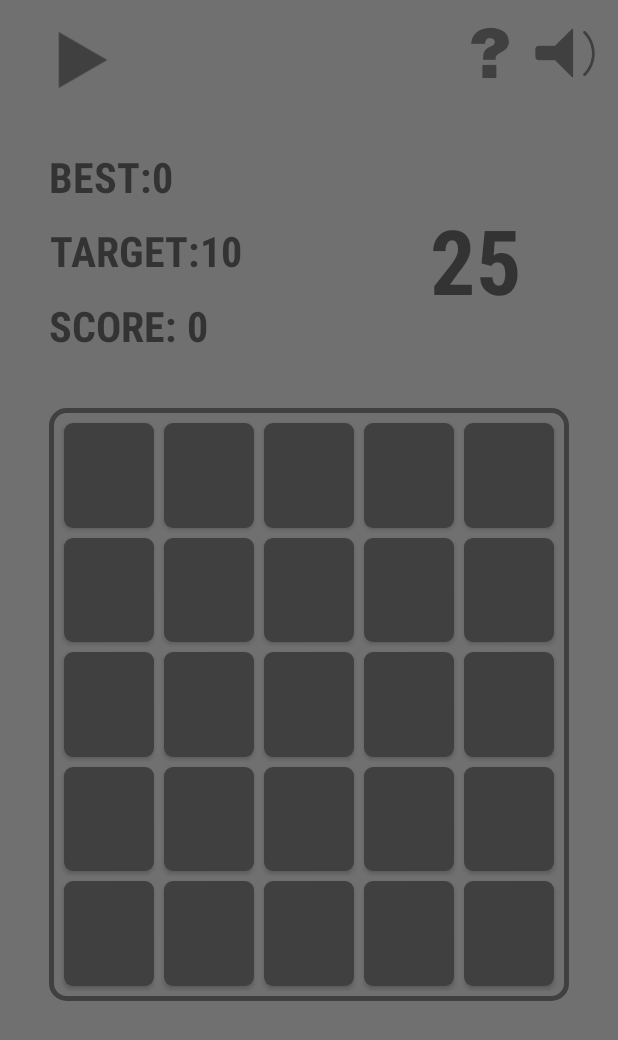
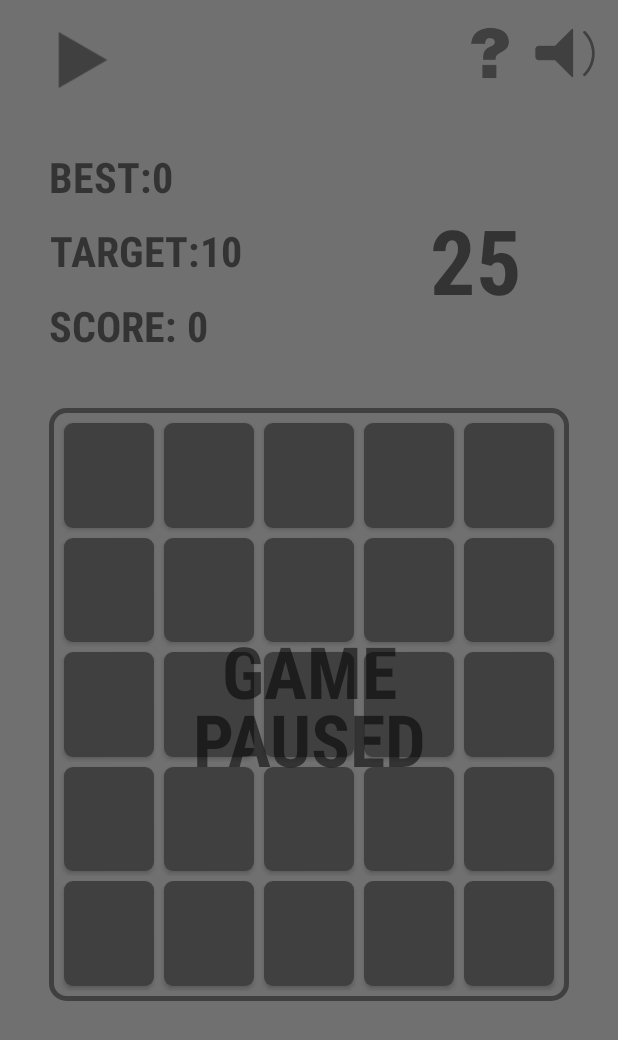
Before and after one commit to emretopcu1234/Reflexive, an Android app: the Activity_Arcade_Game screen opened directly, with no data from a screen before it, after a tap on an icon or button, on a phone screen of 412 x 824 dp. Shown: the top 1040 px of the screen. Run offline under Robolectric (Android 15) with nearby library versions, the light colour scheme and no system bars; our stand-ins replace AdMob.

Commit message:
game logic progress

```diff
--- a/app/src/main/java/com/emretopcu/reflexive/activities/Activity_Arcade_Game.java
+++ b/app/src/main/java/com/emretopcu/reflexive/activities/Activity_Arcade_Game.java
@@ -33,6 +33,8 @@ public class Activity_Arcade_Game extends AppCompatActivity implements Interface
     private TextView textViewTarget;
     private TextView textViewScore;
     private TextView textViewTime;
+    private TextView textViewPaused_1;
+    private TextView textViewPaused_2;
     private AlertDialog.Builder builderHowToPlay;
     private AlertDialog.Builder builderCountToStart;
     private View viewHowToPlayDialog;
@@ -63,6 +65,8 @@ public class Activity_Arcade_Game extends AppCompatActivity implements Interface
         textViewTarget = findViewById(R.id.textView_arcade_game_target);
         textViewScore = findViewById(R.id.textView_arcade_game_score);
         textViewTime = findViewById(R.id.textView_arcade_game_time);
+        textViewPaused_1 = findViewById(R.id.textView_arcade_game_paused_1);
+        textViewPaused_2 = findViewById(R.id.textView_arcade_game_paused_2);
 
         builderHowToPlay = new AlertDialog.Builder(this);
         viewHowToPlayDialog = this.getLayoutInflater().inflate(R.layout.dialog_how_to_play_arcade, null);
@@ -195,12 +199,16 @@ public class Activity_Arcade_Game extends AppCompatActivity implements Interface
     public void setPause() {
         buttonPlay.setVisibility(View.INVISIBLE);
         buttonPause.setVisibility(View.VISIBLE);
+        textViewPaused_1.setVisibility(View.INVISIBLE);
+        textViewPaused_2.setVisibility(View.INVISIBLE);
     }
 
     @Override
     public void setPlay() {
         buttonPlay.setVisibility(View.VISIBLE);
         buttonPause.setVisibility(View.INVISIBLE);
+        textViewPaused_1.setVisibility(View.VISIBLE);
+        textViewPaused_2.setVisibility(View.VISIBLE);
     }
 
     @Override
--- a/app/src/main/java/com/emretopcu/reflexive/interfaces/Interface_Classic_Game.java
+++ b/app/src/main/java/com/emretopcu/reflexive/interfaces/Interface_Classic_Game.java
@@ -16,5 +16,9 @@ public interface Interface_Classic_Game {
     void editCountToStart(int second);
     void dismissCountToStart();
     void setButtonColor(int buttonIndex, int colorType);
+    void setButtonsVisible();
+    void setButtonsInvisible();
+    void playRight(int index);
+    void playWrong(int index);
     void openClassicMenu();
 }
--- a/app/src/main/java/com/emretopcu/reflexive/interfaces/Interface_Fragment.java
+++ b/app/src/main/java/com/emretopcu/reflexive/interfaces/Interface_Fragment.java
@@ -2,6 +2,6 @@ package com.emretopcu.reflexive.interfaces;
 
 public interface Interface_Fragment {
     void setButtonColor(int buttonIndex, int colorType);
-    void setButtonEnabled(int buttonIndex);
-    void setAllButtonsDisabled();
+    void setButtonsVisible();
+    void setButtonsInvisible();
 }
--- a/app/src/main/res/layout/layout_arcade_game.xml
+++ b/app/src/main/res/layout/layout_arcade_game.xml
@@ -187,6 +187,36 @@
         app:layout_constraintTop_toTopOf="@id/guideline_arcade_game_H4"
         app:layout_constraintBottom_toTopOf="@id/guideline_arcade_game_H5"/>
 
+    <TextView
+        android:id="@+id/textView_arcade_game_paused_1"
+        android:layout_width="wrap_content"
+        android:layout_height="wrap_content"
+        android:fontFamily="sans-serif-condensed"
+        android:gravity="center"
+        android:textSize="48sp"
+        android:textStyle="bold"
+        android:text="@string/arcade_game_paused_1"
+        app:layout_constraintTop_toTopOf="@id/guideline_arcade_game_H4"
+        app:layout_constraintBottom_toTopOf="@id/guideline_arcade_game_H5"
+        app:layout_constraintStart_toStartOf="@id/guideline_arcade_game_V1"
+        app:layout_constraintEnd_toStartOf="@id/guideline_arcade_game_V4"
+        android:layout_marginBottom="45dp"/>
+
+    <TextView
+        android:id="@+id/textView_arcade_game_paused_2"
+        android:layout_width="wrap_content"
+        android:layout_height="wrap_content"
+        android:fontFamily="sans-serif-condensed"
+        android:gravity="center"
+        android:textSize="48sp"
+        android:textStyle="bold"
+        android:text="@string/arcade_game_paused_2"
+        app:layout_constraintTop_toTopOf="@id/guideline_arcade_game_H4"
+        app:layout_constraintBottom_toTopOf="@id/guideline_arcade_game_H5"
+        app:layout_constraintStart_toStartOf="@id/guideline_arcade_game_V1"
+        app:layout_constraintEnd_toStartOf="@id/guideline_arcade_game_V4"
+        android:layout_marginTop="45dp"/>
+
     <com.google.android.gms.ads.AdView
         xmlns:ads="http://schemas.android.com/apk/res-auto"
         android:id="@+id/adView_arcade"
--- a/app/src/main/res/values/strings.xml
+++ b/app/src/main/res/values/strings.xml
@@ -14,6 +14,12 @@
     <string name="arcade_game_target">TARGET:</string>
     <string name="arcade_game_best">BEST:</string>
     <string name="survival_game_best">"BEST: "</string>
+    <string name="classic_game_paused_1">"GAME"</string>
+    <string name="classic_game_paused_2">"PAUSED"</string>
+    <string name="arcade_game_paused_1">"GAME"</string>
+    <string name="arcade_game_paused_2">"PAUSED"</string>
+    <string name="survival_game_paused_1">"GAME"</string>
+    <string name="survival_game_paused_2">"PAUSED"</string>
     <string name="leaderboard_classic">CLASSIC</string>
     <string name="leaderboard_arcade">ARCADE</string>
     <string name="leaderboard_survival">SURVIVAL</string>
```
Also changed, not shown: app/src/main/java/com/emretopcu/reflexive/activities/Activity_Classic_Game.java (+61 -3 lines), app/src/main/java/com/emretopcu/reflexive/activities/Activity_Initial.java (+25 -1 lines), app/src/main/java/com/emretopcu/reflexive/activities/Activity_Survival_Game.java (+8 -0 lines), app/src/main/java/com/emretopcu/reflexive/fragments/Fragment_4x4.java (+6 -8 lines), app/src/main/java/com/emretopcu/reflexive/fragments/Fragment_5x5.java (+6 -8 lines), app/src/main/java/com/emretopcu/reflexive/fragments/Fragment_6x6.java (+6 -8 lines), app/src/main/java/com/emretopcu/reflexive/presenters/Presenter_Classic_Game.java (+39 -4 lines), app/src/main/res/layout/layout_classic_game.xml (+30 -0 lines), app/src/main/res/layout/layout_survival_game.xml (+30 -0 lines), 1 other file.
